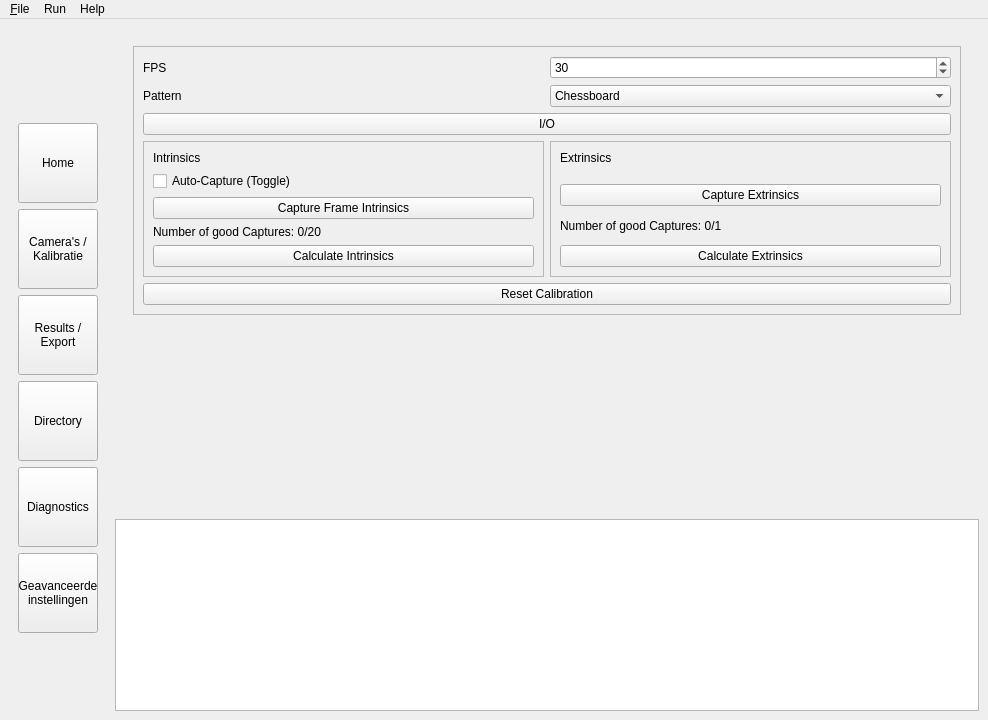
Before: the Qt Designer form Calibratie Programma/calibration_app/ui/guiDesigner/GUI.ui in MaxUntersalmberger/PhysioMotionTracker, drawn with Qt 5.
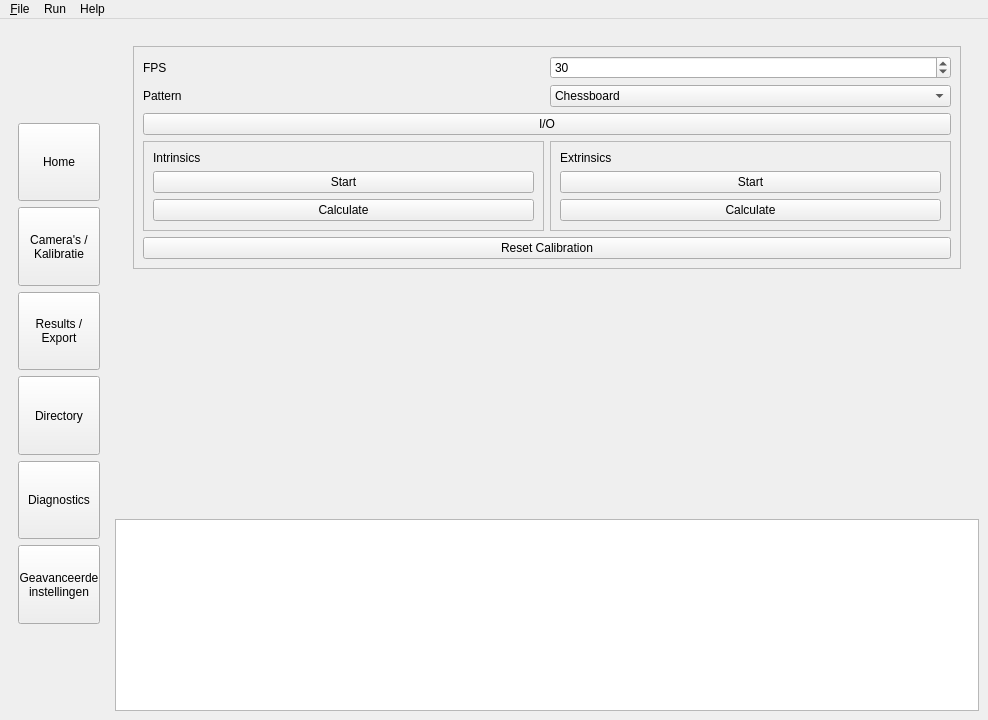
After: the same form once the commit is applied. Icons and pictures are not drawn.

Patch:
```diff
--- a/Calibratie Programma/calibration_app/ui/guiDesigner/GUI.ui
+++ b/Calibratie Programma/calibration_app/ui/guiDesigner/GUI.ui
@@ -182,30 +182,16 @@
                   </widget>
                  </item>
                  <item row="2" column="0">
-                  <widget class="QPushButton" name="btn_cap_capture_frame_intrinsics">
-                   <property name="text">
-                    <string>Capture Frame Intrinsics</string>
-                   </property>
-                  </widget>
-                 </item>
-                 <item row="1" column="0">
-                  <widget class="QCheckBox" name="check_cap_auto_capture">
-                   <property name="text">
-                    <string>Auto-Capture (Toggle)</string>
-                   </property>
-                  </widget>
-                 </item>
-                 <item row="4" column="0">
                   <widget class="QPushButton" name="btn_cap_calculate_intrinsics">
                    <property name="text">
-                    <string>Calculate Intrinsics</string>
+                    <string>Calculate</string>
                    </property>
                   </widget>
                  </item>
-                 <item row="3" column="0">
-                  <widget class="QLabel" name="lab_cap_intrinsics_number_good_captures">
+                 <item row="1" column="0">
+                  <widget class="QPushButton" name="btn_cap_intrinsics_start">
                    <property name="text">
-                    <string>Number of good Captures: 0/20</string>
+                    <string>Start</string>
                    </property>
                   </widget>
                  </item>
@@ -244,17 +230,10 @@
                  <enum>QFrame::Raised</enum>
                 </property>
                 <layout class="QGridLayout" name="gridLayout_11">
-                 <item row="2" column="0">
-                  <widget class="QPushButton" name="btn_cap_capture_extrinsics">
-                   <property name="text">
-                    <string>Capture Extrinsics</string>
-                   </property>
-                  </widget>
-                 </item>
-                 <item row="4" column="0">
+                 <item row="3" column="0">
                   <widget class="QPushButton" name="btn_cap_calculate_extrinsics">
                    <property name="text">
-                    <string>Calculate Extrinsics</string>
+                    <string>Calculate</string>
                    </property>
                   </widget>
                  </item>
@@ -274,10 +253,10 @@
                    </property>
                   </widget>
                  </item>
-                 <item row="3" column="0">
-                  <widget class="QLabel" name="label_2">
+                 <item row="2" column="0">
+                  <widget class="QPushButton" name="btn_cap_extrinsics_start">
                    <property name="text">
-                    <string>Number of good Captures: 0/1</string>
+                    <string>Start</string>
                    </property>
                   </widget>
                  </item>
@@ -431,16 +410,22 @@
          <property name="enabled">
           <bool>true</bool>
          </property>
+         <property name="sizePolicy">
+          <sizepolicy hsizetype="MinimumExpanding" vsizetype="MinimumExpanding">
+           <horstretch>0</horstretch>
+           <verstretch>0</verstretch>
+          </sizepolicy>
+         </property>
          <property name="minimumSize">
           <size>
-           <width>80</width>
-           <height>80</height>
+           <width>0</width>
+           <height>0</height>
           </size>
          </property>
          <property name="maximumSize">
           <size>
-           <width>80</width>
-           <height>80</height>
+           <width>16777215</width>
+           <height>16777215</height>
           </size>
          </property>
          <property name="mouseTracking">
@@ -453,39 +438,51 @@
        </item>
        <item>
         <widget class="QPushButton" name="btn_cameras">
+         <property name="sizePolicy">
+          <sizepolicy hsizetype="MinimumExpanding" vsizetype="MinimumExpanding">
+           <horstretch>0</horstretch>
+           <verstretch>0</verstretch>
+          </sizepolicy>
+         </property>
          <property name="minimumSize">
           <size>
-           <width>80</width>
-           <height>80</height>
+           <width>0</width>
+           <height>0</height>
           </size>
          </property>
          <property name="maximumSize">
           <size>
-           <width>80</width>
-           <height>80</height>
+           <width>16777215</width>
+           <height>16777215</height>
           </size>
          </property>
          <property name="mouseTracking">
           <bool>true</bool>
          </property>
          <property name="text">
-          <string>Camera's / 
+          <string>Camera's /
 Kalibratie</string>
          </property>
         </widget>
        </item>
        <item>
         <widget class="QPushButton" name="btn_results">
+         <property name="sizePolicy">
+          <sizepolicy hsizetype="MinimumExpanding" vsizetype="MinimumExpanding">
+           <horstretch>0</horstretch>
+           <verstretch>0</verstretch>
+          </sizepolicy>
+         </property>
          <property name="minimumSize">
           <size>
-           <width>80</width>
-           <height>80</height>
+           <width>0</width>
+           <height>0</height>
           </size>
          </property>
          <property name="maximumSize">
           <size>
-           <width>80</width>
-           <height>80</height>
+           <width>16777215</width>
+           <height>16777215</height>
           </size>
          </property>
          <property name="sizeIncrement">
@@ -505,16 +502,22 @@
        </item>
        <item>
         <widget class="QPushButton" name="btn_directory">
+         <property name="sizePolicy">
+          <sizepolicy hsizetype="MinimumExpanding" vsizetype="MinimumExpanding">
+           <horstretch>0</horstretch>
+           <verstretch>0</verstretch>
+          </sizepolicy>
+         </property>
          <property name="minimumSize">
           <size>
-           <width>80</width>
-           <height>80</height>
+           <width>0</width>
+           <height>0</height>
           </size>
          </property>
          <property name="maximumSize">
           <size>
-           <width>80</width>
-           <height>80</height>
+           <width>16777215</width>
+           <height>16777215</height>
           </size>
          </property>
          <property name="sizeIncrement">
@@ -533,16 +536,22 @@
        </item>
        <item>
         <widget class="QPushButton" name="btn_diagnostics">
+         <property name="sizePolicy">
+          <sizepolicy hsizetype="MinimumExpanding" vsizetype="MinimumExpanding">
+           <horstretch>0</horstretch>
+           <verstretch>0</verstretch>
+          </sizepolicy>
+         </property>
          <property name="minimumSize">
           <size>
-           <width>80</width>
-           <height>80</height>
+           <width>0</width>
+           <height>0</height>
           </size>
          </property>
          <property name="maximumSize">
           <size>
-           <width>80</width>
-           <height>80</height>
+           <width>16777215</width>
+           <height>16777215</height>
           </size>
          </property>
          <property name="mouseTracking">
@@ -555,20 +564,26 @@
        </item>
        <item>
         <widget class="QPushButton" name="btn_advanced_settings">
+         <property name="sizePolicy">
+          <sizepolicy hsizetype="MinimumExpanding" vsizetype="MinimumExpanding">
+           <horstretch>0</horstretch>
+           <verstretch>0</verstretch>
+          </sizepolicy>
+         </property>
          <property name="minimumSize">
           <size>
-           <width>80</width>
-           <height>80</height>
+           <width>0</width>
+           <height>0</height>
           </size>
          </property>
          <property name="maximumSize">
           <size>
-           <width>80</width>
-           <height>80</height>
+           <width>16777215</width>
+           <height>16777215</height>
           </size>
          </property>
          <property name="text">
-          <string>Geavanceerde 
+          <string>Geavanceerde
 instellingen</string>
          </property>
         </widget>
```
Left out of the diff: 114 changed lines with no effect on the pictures.
